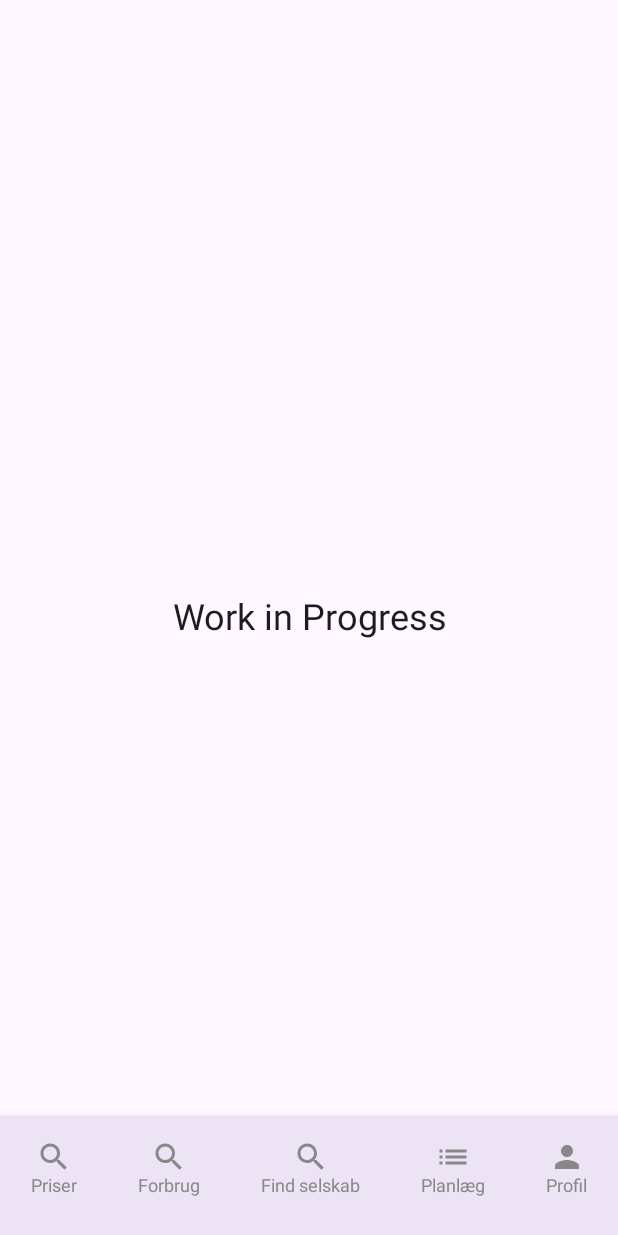
After one commit to njgroenbech/Min-str-m-planl-gning, an Android app built with Jetpack Compose: the FindSelskabScreen screen opened through its navigation route, on a phone screen of 412 x 824 dp. The commit adds this screen. Run offline under Robolectric (Android 15) with nearby library versions, the phone set to English and light mode, and no system bars.

Commit message:
Added navigation in navigation bar

```diff
--- a/app/src/main/java/com/example/minstrmplanlgning/MainActivity.kt
+++ b/app/src/main/java/com/example/minstrmplanlgning/MainActivity.kt
@@ -7,7 +7,8 @@ import androidx.activity.ComponentActivity
 import androidx.activity.compose.setContent
 import androidx.activity.enableEdgeToEdge
 import androidx.compose.material3.Scaffold
-import com.example.minstrmplanlgning.Presentation.Components.PlanScreen
+import androidx.navigation.compose.rememberNavController
+import com.example.minstrmplanlgning.Presentation.Navigation.ScreenNavigation
 
 class MainActivity : ComponentActivity() {
     @SuppressLint("UnusedMaterial3ScaffoldPaddingParameter")
@@ -15,10 +16,11 @@ class MainActivity : ComponentActivity() {
         super.onCreate(savedInstanceState)
         enableEdgeToEdge()
         setContent {
+            val navController = rememberNavController()
             Scaffold(
-                bottomBar = { NavigationBar() }
+                bottomBar = { NavigationBar(navController) }
             ) {
-                PlanScreen()
+                ScreenNavigation(navController)
             }
         }
     }
--- /dev/null
+++ b/app/src/main/java/com/example/minstrmplanlgning/Presentation/Components/FindSelskabScreen.kt
@@ -0,0 +1,27 @@
+package com.example.minstrmplanlgning.Presentation.Components
+
+import androidx.compose.foundation.layout.*
+import androidx.compose.material3.*
+import androidx.compose.runtime.Composable
+import androidx.compose.ui.Alignment
+import androidx.compose.ui.Modifier
+import androidx.compose.ui.text.style.TextAlign
+import androidx.compose.ui.unit.dp
+import androidx.compose.ui.unit.sp
+
+@Composable
+fun FindSelskabScreen() {
+    Box(
+        modifier = Modifier
+            .fillMaxSize()
+            .padding(16.dp),
+        contentAlignment = Alignment.Center
+    ) {
+        Text(
+            text = "Work in Progress",
+            style = MaterialTheme.typography.headlineMedium,
+            textAlign = TextAlign.Center,
+            fontSize = 24.sp
+        )
+    }
+}
--- a/app/src/main/java/com/example/minstrmplanlgning/Presentation/Components/NavigationBar.kt
+++ b/app/src/main/java/com/example/minstrmplanlgning/Presentation/Navigation/NavigationBar.kt
@@ -11,9 +11,10 @@ import androidx.compose.ui.Modifier
 import androidx.compose.ui.graphics.Color
 import androidx.compose.ui.unit.dp
 import androidx.compose.ui.unit.sp
+import androidx.navigation.NavController
 
 @Composable
-fun NavigationBar() {
+fun NavigationBar(navController: NavController) {
     val navItems = listOf(
         Pair("Priser", Icons.Default.Search),
         Pair("Forbrug", Icons.Default.Search),
@@ -38,20 +39,27 @@ fun NavigationBar() {
                 horizontalArrangement = Arrangement.SpaceAround,
                 verticalAlignment = Alignment.CenterVertically
             ) {
-                navItems.forEach { (label, icon) ->
+                navItems.forEach { (route, icon) ->
                     Column(
                         modifier = Modifier
                             .height(50.dp)
-                            .clickable { /* No action now */ },
+                            .clickable {
+                                navController.navigate(route) {
+                                    popUpTo(navController.graph.startDestinationId) {
+                                        saveState = true
+                                    }
+                                    restoreState = true
+                                }
+                            },
                         horizontalAlignment = Alignment.CenterHorizontally
                     ) {
                         Icon(
                             imageVector = icon,
-                            contentDescription = label,
+                            contentDescription = route,
                             tint = Color.Gray
                         )
                         Text(
-                            text = label,
+                            text = route,
                             fontSize = 12.sp,
                             color = Color.Gray
                         )
--- /dev/null
+++ b/app/src/main/java/com/example/minstrmplanlgning/Presentation/Navigation/ScreenNavigation.kt
@@ -0,0 +1,35 @@
+package com.example.minstrmplanlgning.Presentation.Navigation
+
+import ForbrugScreen
+import androidx.compose.runtime.Composable
+import androidx.navigation.NavHostController
+import androidx.navigation.compose.NavHost
+import androidx.navigation.compose.composable
+import com.example.minstrmplanlgning.Presentation.Components.FindSelskabScreen
+import com.example.minstrmplanlgning.Presentation.Components.PlanScreen
+import com.example.minstrmplanlgning.Presentation.Components.PriserScreen
+import com.example.minstrmplanlgning.Presentation.Components.ProfilScreen
+
+@Composable
+fun ScreenNavigation(navController: NavHostController) {
+    NavHost(
+        navController = navController,
+        startDestination = "Planlæg"
+    ) {
+        composable("Planlæg") {
+            PlanScreen()
+        }
+        composable("Forbrug") {
+            ForbrugScreen()
+        }
+        composable("Find Selskab") {
+            FindSelskabScreen()
+        }
+        composable("Priser") {
+            PriserScreen()
+        }
+        composable("Profil") {
+            ProfilScreen()
+        }
+    }
+}
```
Also changed, not shown: app/src/main/java/com/example/minstrmplanlgning/Presentation/Components/ForbrugScreen.kt (added, +25 -0 lines), app/src/main/java/com/example/minstrmplanlgning/Presentation/Components/PriserScreen.kt (added, +27 -0 lines), app/src/main/java/com/example/minstrmplanlgning/Presentation/Components/ProfilScreen.kt (added, +27 -0 lines).
